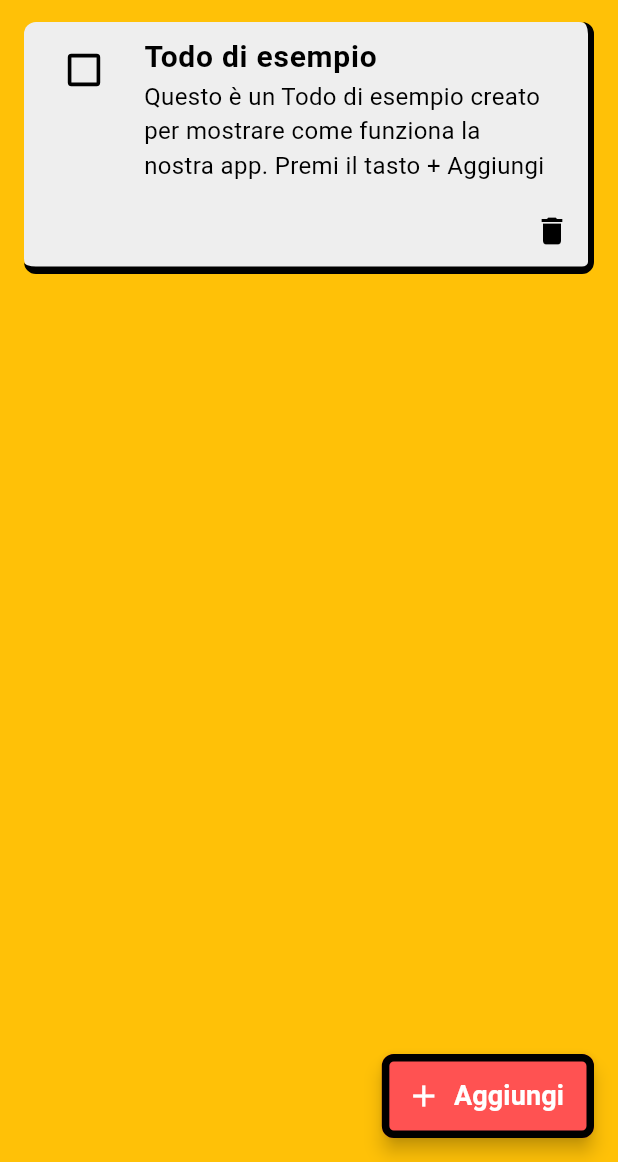
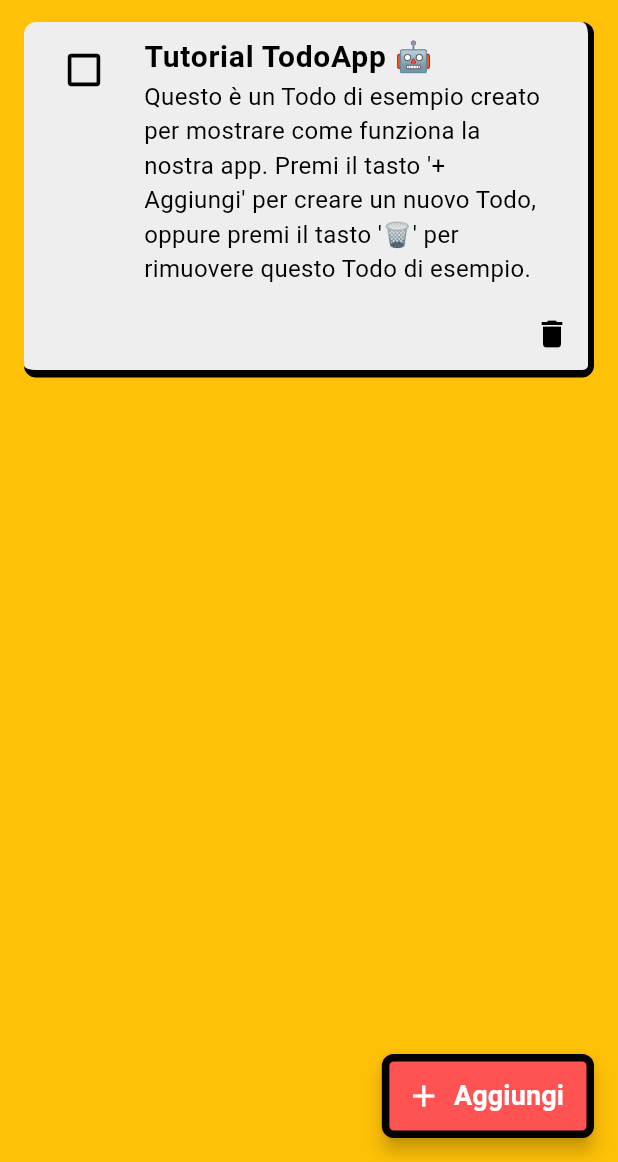
Before and after one commit to rberto4/flutter-tutorial-rob, a Flutter app: the screen it shows after launch, on a phone screen of 412 x 824 dp, the part 74-1236 px from its top. Run offline on Flutter 3.47's test engine with Material 3 defaults, Android fonts, the phone set to English and light mode, and no system bars; our stand-ins replace google_fonts.

Commit message:
TodoApp Easy

```diff
--- a/todoapp_easy/lib/main.dart
+++ b/todoapp_easy/lib/main.dart
@@ -13,15 +13,16 @@ class MyApp extends StatelessWidget {
   @override
   Widget build(BuildContext context) {
     return MaterialApp(
-      title: 'Flutter Demo',
+      title: 'TodoApp Easy',
       theme: ThemeData(
-        colorScheme: ColorScheme.fromSeed(seedColor: Colors.deepPurple),
+        colorScheme: ColorScheme.fromSeed(seedColor: Colors.amber),
       ),
+      debugShowCheckedModeBanner: false,
       home: Homepage(
         listaDiTodo: const [],
         todoNuovo: Todo(
-          title: "Todo di esempio",
-          description: "Questo è un Todo di esempio creato per mostrare come funziona la nostra app. Premi il tasto + Aggiungi ",
+          title: "Tutorial TodoApp 🤖",
+          description: "Questo è un Todo di esempio creato per mostrare come funziona la nostra app. Premi il tasto '+ Aggiungi' per creare un nuovo Todo, oppure premi il tasto '🗑️' per rimuovere questo Todo di esempio.",
         )
         ),
     );
--- a/todoapp_easy/lib/schermate/homepage.dart
+++ b/todoapp_easy/lib/schermate/homepage.dart
@@ -7,38 +7,48 @@ import 'package:todoapp_easy/schermate/crea_nuovo_elemento.dart';
 class Homepage extends StatefulWidget {
   final List<Todo>? listaDiTodo;
   final Todo? todoNuovo;
-  Homepage({super.key, this.listaDiTodo, this.todoNuovo});
+  const Homepage({super.key, this.listaDiTodo, this.todoNuovo});
 
   @override
   State<Homepage> createState() => _HomepageState();
 }
 
 class _HomepageState extends State<Homepage> {
-  // Lista di Todo locale, sempre growable
-  late List<Todo> listaDiTodo;
+
+  // Lista di Todo locale
+  // posso specificare il tipo di dato della lista, in questo caso List<Todo>,
+  //inizializzarla come una lista vuota con growable: true, che permette di aggiungere elementi alla lista in seguito.
+  late List<Todo> listaDiTodo = List<Todo>.empty(growable: true);
+
+
+  // init state viene chiamato in automatico una sola volta quando il widget viene creato,
+  //ed è il posto ideale per inizializzare la nostra lista di Todo.
 
   @override
   void initState() {
     super.initState();
     // inizializziamo la lista locale copiando eventuale lista passata
-    listaDiTodo = widget.listaDiTodo != null
-        ? List<Todo>.from(widget.listaDiTodo!)
-        : <Todo>[
-                   ];
 
+    if (widget.listaDiTodo != null){
+      listaDiTodo = List<Todo>.from(widget.listaDiTodo!);
+    } else {
+      listaDiTodo = <Todo>[];
+    }
     // aggiungiamo il nuovo Todo se presente
     if (widget.todoNuovo != null) {
       listaDiTodo.add(widget.todoNuovo!);
     }
   }
+
   @override
   Widget build(BuildContext context) {
     return Scaffold(
-
       backgroundColor: Colors.amber,
       appBar: AppBar(
         automaticallyImplyActions: false,
         automaticallyImplyLeading: false,
+
+        // widget particolare per creare titolo con 2 colori
         title: RichText(
           text: TextSpan(
             style: GoogleFonts.bitcountSingleInk(
@@ -57,28 +67,15 @@ class _HomepageState extends State<Homepage> {
         backgroundColor: Colors.amber,
       ),
 
-      body: creaListaDiTodo(),
+      body: listaDelleTodo(),
 
       floatingActionButton: tastoAggiungi(),
     );
   }
 
-  void navigaVersoSchermataCreazione() async {
-    // Apriamo la schermata di creazione e aspettiamo il Todo restituito.
-    final Todo? nuovo = await Navigator.push<Todo?>(
-      context,
-      CupertinoPageRoute(builder: (context) => const CreaNuovoElemento()),
-    );
 
-    // Se l'utente ha salvato un Todo (non ha annullato), lo aggiungiamo.
-    if (nuovo != null) {
-      setState(() {
-        listaDiTodo.add(nuovo);
-      });
-    }
-  }
-
-  Widget tastoAggiungi() {
+// FUNZIONI E WIDGET --------------------
+ Widget tastoAggiungi() {
     return FloatingActionButton.extended(
       shape: RoundedRectangleBorder(
         borderRadius: BorderRadius.circular(8),
@@ -106,12 +103,12 @@ class _HomepageState extends State<Homepage> {
     );
   }
 
-  Widget creaListaDiTodo() {
+  Widget listaDelleTodo() {
     return ListView.builder(
       itemCount: listaDiTodo.length,
       itemBuilder: (context, index) {
         final todo = listaDiTodo[index];
-        return elementoDiTodo(todo, index);
+        return elementoDellaTodo(todo, index);
       },
     );
   }
@@ -124,7 +121,7 @@ class _HomepageState extends State<Homepage> {
     });
   }
 
-  Widget elementoDiTodo(Todo todo, int index) {
+  Widget elementoDellaTodo(Todo todo, int index) {
     return Container(
       margin: const EdgeInsets.symmetric(horizontal: 16, vertical: 8),
       decoration: BoxDecoration(
@@ -134,8 +131,6 @@ class _HomepageState extends State<Homepage> {
           bottom: BorderSide(color: Colors.black, width: 5),
           right: BorderSide(color: Colors.black, width: 4),
         ),
-
-
       ),
       child: Column(
         children: [
@@ -146,7 +141,6 @@ class _HomepageState extends State<Homepage> {
             onTap: () {
               cambiaStatoDelTodo(index);
             },
-
             // titolo del todo, con font personalizzato e stile
             title: Text(
               todo.title,
@@ -203,4 +197,24 @@ class _HomepageState extends State<Homepage> {
       ),
     );
   }
+
+
+
+// METODI -------------------------------
+  void navigaVersoSchermataCreazione() async {
+    // Apriamo la schermata di creazione e aspettiamo il Todo restituito.
+    final Todo? nuovo = await Navigator.push<Todo?>(
+      context,
+      CupertinoPageRoute(builder: (context) => const CreaNuovoElemento()),
+    );
+
+    // Se l'utente ha salvato un Todo (non ha annullato), lo aggiungiamo.
+    if (nuovo != null) {
+      setState(() {
+        listaDiTodo.add(nuovo);
+      });
+    }
+  }
+
+
 }
```
Also changed, not shown: todoapp_easy/lib/schermate/crea_nuovo_elemento.dart (+39 -26 lines), 4 other files.
